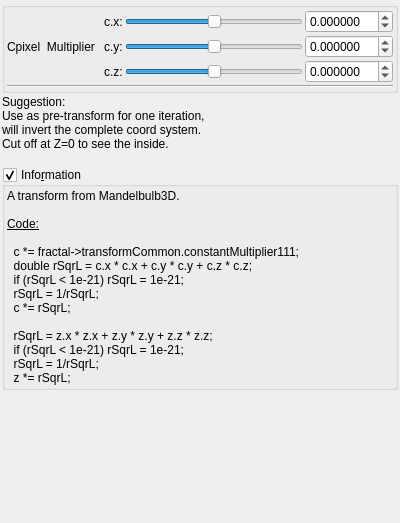
Above: mandelbulber2/qt_data/fractal_transf_sphere_invC.ui from buddhi1980/mandelbulber2 before the change. Below: the same form after it.
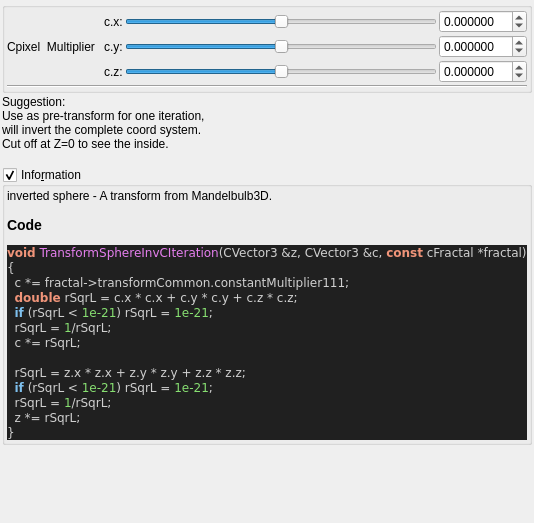
That is the form after the change. Custom widgets are drawn as their Qt base class.

Commit message:
added all transforms information boxes
now all formulas can be parsed.

@buddhi do you got a reference for Xenodreambuie formula?

Patch:
```diff
--- a/mandelbulber2/qt_data/fractal_transf_sphere_invC.ui
+++ b/mandelbulber2/qt_data/fractal_transf_sphere_invC.ui
@@ -304,24 +304,34 @@
       <item>
        <widget class="QLabel" name="label_4">
         <property name="text">
-         <string>&lt;!DOCTYPE HTML PUBLIC &quot;-//W3C//DTD HTML 4.0//EN&quot; &quot;http://www.w3.org/TR/REC-html40/strict.dtd&quot;&gt;
-&lt;html&gt;&lt;head&gt;&lt;meta name=&quot;qrichtext&quot; content=&quot;1&quot; /&gt;&lt;style type=&quot;text/css&quot;&gt;
-p, li { white-space: pre-wrap; }
-&lt;/style&gt;&lt;/head&gt;&lt;body&gt;
-&lt;p style=&quot; margin-top:0px; margin-bottom:0px; margin-left:0px; margin-right:0px; -qt-block-indent:0; text-indent:0px;&quot;&gt;A transform from Mandelbulb3D.&lt;/p&gt;
-&lt;p style=&quot;-qt-paragraph-type:empty; margin-top:0px; margin-bottom:0px; margin-left:0px; margin-right:0px; -qt-block-indent:0; text-indent:0px;&quot;&gt;&lt;br /&gt;&lt;/p&gt;
-&lt;p style=&quot; margin-top:0px; margin-bottom:0px; margin-left:0px; margin-right:0px; -qt-block-indent:0; text-indent:0px;&quot;&gt;&lt;span style=&quot; text-decoration: underline;&quot;&gt;Code:&lt;/span&gt;&lt;/p&gt;
-&lt;p style=&quot;-qt-paragraph-type:empty; margin-top:0px; margin-bottom:0px; margin-left:0px; margin-right:0px; -qt-block-indent:0; text-indent:0px; text-decoration: underline;&quot;&gt;&lt;br /&gt;&lt;/p&gt;
-&lt;p style=&quot; margin-top:0px; margin-bottom:0px; margin-left:0px; margin-right:0px; -qt-block-indent:0; text-indent:0px;&quot;&gt;  c *= fractal-&amp;gt;transformCommon.constantMultiplier111;&lt;/p&gt;
-&lt;p style=&quot; margin-top:0px; margin-bottom:0px; margin-left:0px; margin-right:0px; -qt-block-indent:0; text-indent:0px;&quot;&gt;  double rSqrL = c.x * c.x + c.y * c.y + c.z * c.z;&lt;/p&gt;
-&lt;p style=&quot; margin-top:0px; margin-bottom:0px; margin-left:0px; margin-right:0px; -qt-block-indent:0; text-indent:0px;&quot;&gt;  if (rSqrL &amp;lt; 1e-21) rSqrL = 1e-21;&lt;/p&gt;
-&lt;p style=&quot; margin-top:0px; margin-bottom:0px; margin-left:0px; margin-right:0px; -qt-block-indent:0; text-indent:0px;&quot;&gt;  rSqrL = 1/rSqrL;&lt;/p&gt;
-&lt;p style=&quot; margin-top:0px; margin-bottom:0px; margin-left:0px; margin-right:0px; -qt-block-indent:0; text-indent:0px;&quot;&gt;  c *= rSqrL;&lt;/p&gt;
-&lt;p style=&quot;-qt-paragraph-type:empty; margin-top:0px; margin-bottom:0px; margin-left:0px; margin-right:0px; -qt-block-indent:0; text-indent:0px;&quot;&gt;&lt;br /&gt;&lt;/p&gt;
-&lt;p style=&quot; margin-top:0px; margin-bottom:0px; margin-left:0px; margin-right:0px; -qt-block-indent:0; text-indent:0px;&quot;&gt;  rSqrL = z.x * z.x + z.y * z.y + z.z * z.z;&lt;/p&gt;
-&lt;p style=&quot; margin-top:0px; margin-bottom:0px; margin-left:0px; margin-right:0px; -qt-block-indent:0; text-indent:0px;&quot;&gt;  if (rSqrL &amp;lt; 1e-21) rSqrL = 1e-21;&lt;/p&gt;
-&lt;p style=&quot; margin-top:0px; margin-bottom:0px; margin-left:0px; margin-right:0px; -qt-block-indent:0; text-indent:0px;&quot;&gt;  rSqrL = 1/rSqrL;&lt;/p&gt;
-&lt;p style=&quot; margin-top:0px; margin-bottom:0px; margin-left:0px; margin-right:0px; -qt-block-indent:0; text-indent:0px;&quot;&gt;  z *= rSqrL;&lt;/p&gt;&lt;/body&gt;&lt;/html&gt;</string>
+         <string>&lt;p&gt;inverted sphere - A transform from Mandelbulb3D.&lt;/p&gt;&lt;table&gt;
+&lt;/table&gt;
+&lt;h3&gt;Code&lt;/h3&gt;
+&lt;!DOCTYPE HTML PUBLIC &quot;-//W3C//DTD HTML 4.0 Transitional//EN&quot;&gt;
+&lt;html&gt;
+&lt;head&gt;
+&lt;meta http-equiv=&quot;content-type&quot; content=&quot;text/html; charset=ISO-8859-1&quot;&gt;
+&lt;title&gt;Source file&lt;/title&gt;
+&lt;/head&gt;
+&lt;body style=&quot;background-color:#202020&quot;&gt;
+&lt;pre style=&quot;color:#d0d0d0; background-color:#202020;  font-family:'Courier New';&quot;&gt;&lt;span style=&quot;color:#f09479; font-weight:bold&quot;&gt;void&lt;/span&gt; &lt;span style=&quot;color:#e47eed&quot;&gt;TransformSphereInvCIteration&lt;/span&gt;&lt;span style=&quot;color:#d0d0d0&quot;&gt;(&lt;/span&gt;CVector3 &lt;span style=&quot;color:#d0d0d0&quot;&gt;&amp;amp;&lt;/span&gt;z&lt;span style=&quot;color:#d0d0d0&quot;&gt;,&lt;/span&gt; CVector3 &lt;span style=&quot;color:#d0d0d0&quot;&gt;&amp;amp;&lt;/span&gt;c&lt;span style=&quot;color:#d0d0d0&quot;&gt;,&lt;/span&gt; &lt;span style=&quot;color:#f09479; font-weight:bold&quot;&gt;const&lt;/span&gt; cFractal &lt;span style=&quot;color:#d0d0d0&quot;&gt;*&lt;/span&gt;fractal&lt;span style=&quot;color:#d0d0d0&quot;&gt;)&lt;/span&gt;
+&lt;span style=&quot;color:#d0d0d0&quot;&gt;{&lt;/span&gt;
+  c &lt;span style=&quot;color:#d0d0d0&quot;&gt;*=&lt;/span&gt; fractal&lt;span style=&quot;color:#d0d0d0&quot;&gt;-&amp;gt;&lt;/span&gt;transformCommon&lt;span style=&quot;color:#d0d0d0&quot;&gt;.&lt;/span&gt;constantMultiplier111&lt;span style=&quot;color:#d0d0d0&quot;&gt;;&lt;/span&gt;
+  &lt;span style=&quot;color:#f09479; font-weight:bold&quot;&gt;double&lt;/span&gt; rSqrL &lt;span style=&quot;color:#d0d0d0&quot;&gt;=&lt;/span&gt; c&lt;span style=&quot;color:#d0d0d0&quot;&gt;.&lt;/span&gt;x &lt;span style=&quot;color:#d0d0d0&quot;&gt;*&lt;/span&gt; c&lt;span style=&quot;color:#d0d0d0&quot;&gt;.&lt;/span&gt;x &lt;span style=&quot;color:#d0d0d0&quot;&gt;+&lt;/span&gt; c&lt;span style=&quot;color:#d0d0d0&quot;&gt;.&lt;/span&gt;y &lt;span style=&quot;color:#d0d0d0&quot;&gt;*&lt;/span&gt; c&lt;span style=&quot;color:#d0d0d0&quot;&gt;.&lt;/span&gt;y &lt;span style=&quot;color:#d0d0d0&quot;&gt;+&lt;/span&gt; c&lt;span style=&quot;color:#d0d0d0&quot;&gt;.&lt;/span&gt;z &lt;span style=&quot;color:#d0d0d0&quot;&gt;*&lt;/span&gt; c&lt;span style=&quot;color:#d0d0d0&quot;&gt;.&lt;/span&gt;z&lt;span style=&quot;color:#d0d0d0&quot;&gt;;&lt;/span&gt;
+  &lt;span style=&quot;color:#7ec0ee; font-weight:bold&quot;&gt;if&lt;/span&gt; &lt;span style=&quot;color:#d0d0d0&quot;&gt;(&lt;/span&gt;rSqrL &lt;span style=&quot;color:#d0d0d0&quot;&gt;&amp;lt;&lt;/span&gt; &lt;span style=&quot;color:#87df71&quot;&gt;1e-21&lt;/span&gt;&lt;span style=&quot;color:#d0d0d0&quot;&gt;)&lt;/span&gt; rSqrL &lt;span style=&quot;color:#d0d0d0&quot;&gt;=&lt;/span&gt; &lt;span style=&quot;color:#87df71&quot;&gt;1e-21&lt;/span&gt;&lt;span style=&quot;color:#d0d0d0&quot;&gt;;&lt;/span&gt;
+  rSqrL &lt;span style=&quot;color:#d0d0d0&quot;&gt;=&lt;/span&gt; &lt;span style=&quot;color:#87df71&quot;&gt;1&lt;/span&gt;&lt;span style=&quot;color:#d0d0d0&quot;&gt;/&lt;/span&gt;rSqrL&lt;span style=&quot;color:#d0d0d0&quot;&gt;;&lt;/span&gt;
+  c &lt;span style=&quot;color:#d0d0d0&quot;&gt;*=&lt;/span&gt; rSqrL&lt;span style=&quot;color:#d0d0d0&quot;&gt;;&lt;/span&gt;
+
+  rSqrL &lt;span style=&quot;color:#d0d0d0&quot;&gt;=&lt;/span&gt; z&lt;span style=&quot;color:#d0d0d0&quot;&gt;.&lt;/span&gt;x &lt;span style=&quot;color:#d0d0d0&quot;&gt;*&lt;/span&gt; z&lt;span style=&quot;color:#d0d0d0&quot;&gt;.&lt;/span&gt;x &lt;span style=&quot;color:#d0d0d0&quot;&gt;+&lt;/span&gt; z&lt;span style=&quot;color:#d0d0d0&quot;&gt;.&lt;/span&gt;y &lt;span style=&quot;color:#d0d0d0&quot;&gt;*&lt;/span&gt; z&lt;span style=&quot;color:#d0d0d0&quot;&gt;.&lt;/span&gt;y &lt;span style=&quot;color:#d0d0d0&quot;&gt;+&lt;/span&gt; z&lt;span style=&quot;color:#d0d0d0&quot;&gt;.&lt;/span&gt;z &lt;span style=&quot;color:#d0d0d0&quot;&gt;*&lt;/span&gt; z&lt;span style=&quot;color:#d0d0d0&quot;&gt;.&lt;/span&gt;z&lt;span style=&quot;color:#d0d0d0&quot;&gt;;&lt;/span&gt;
+  &lt;span style=&quot;color:#7ec0ee; font-weight:bold&quot;&gt;if&lt;/span&gt; &lt;span style=&quot;color:#d0d0d0&quot;&gt;(&lt;/span&gt;rSqrL &lt;span style=&quot;color:#d0d0d0&quot;&gt;&amp;lt;&lt;/span&gt; &lt;span style=&quot;color:#87df71&quot;&gt;1e-21&lt;/span&gt;&lt;span style=&quot;color:#d0d0d0&quot;&gt;)&lt;/span&gt; rSqrL &lt;span style=&quot;color:#d0d0d0&quot;&gt;=&lt;/span&gt; &lt;span style=&quot;color:#87df71&quot;&gt;1e-21&lt;/span&gt;&lt;span style=&quot;color:#d0d0d0&quot;&gt;;&lt;/span&gt;
+  rSqrL &lt;span style=&quot;color:#d0d0d0&quot;&gt;=&lt;/span&gt; &lt;span style=&quot;color:#87df71&quot;&gt;1&lt;/span&gt;&lt;span style=&quot;color:#d0d0d0&quot;&gt;/&lt;/span&gt;rSqrL&lt;span style=&quot;color:#d0d0d0&quot;&gt;;&lt;/span&gt;
+  z &lt;span style=&quot;color:#d0d0d0&quot;&gt;*=&lt;/span&gt; rSqrL&lt;span style=&quot;color:#d0d0d0&quot;&gt;;&lt;/span&gt;
+&lt;span style=&quot;color:#d0d0d0&quot;&gt;}&lt;/span&gt;
+&lt;/pre&gt;
+&lt;/body&gt;
+&lt;/html&gt;
+&lt;!--HTML generated by highlight 3.9, http://www.andre-simon.de/--&gt;
+</string>
         </property>
         <property name="wordWrap">
          <bool>true</bool>
```
Left out of the diff: 2 changed lines with no effect on the pictures. The commit also changes 75 other files.
